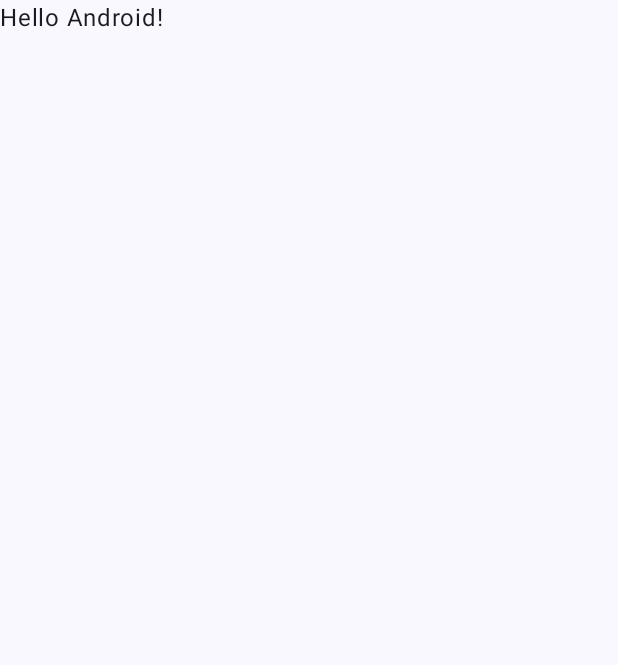
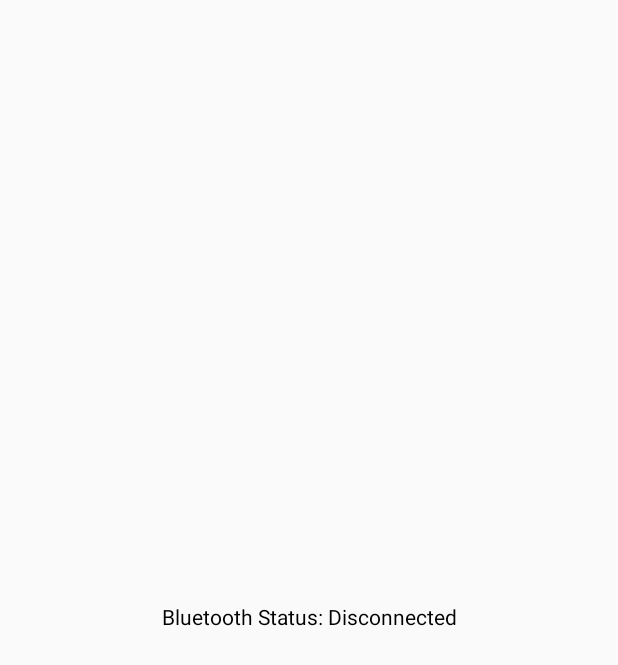
Before and after one commit to erfann31/android_bc_service_worker_tutorial, an Android app built with Jetpack Compose: the screen it shows after launch (MainActivity), on a phone screen of 412 x 824 dp. Before the commit the part shown is almost empty. Shown: the top 665 px of the screen. Run offline under Robolectric (Android 15) with nearby library versions, the phone set to English and light mode, and no system bars.

Commit message:
Write MainActivity to use service and notifications

```diff
--- a/app/src/main/java/com/example/android_bc_service_worker_tutorial/MainActivity.kt
+++ b/app/src/main/java/com/example/android_bc_service_worker_tutorial/MainActivity.kt
@@ -1,47 +1,111 @@
 package com.example.android_bc_service_worker_tutorial
 
+import android.Manifest
+import android.app.NotificationChannel
+import android.app.NotificationManager
+import android.content.BroadcastReceiver
+import android.content.Context
+import android.content.Intent
+import android.content.IntentFilter
+import android.content.pm.PackageManager
+import android.os.Build
 import android.os.Bundle
 import androidx.activity.ComponentActivity
 import androidx.activity.compose.setContent
-import androidx.activity.enableEdgeToEdge
+import androidx.annotation.RequiresApi
+import androidx.compose.foundation.layout.Arrangement
+import androidx.compose.foundation.layout.Column
 import androidx.compose.foundation.layout.fillMaxSize
-import androidx.compose.foundation.layout.padding
-import androidx.compose.material3.Scaffold
 import androidx.compose.material3.Text
 import androidx.compose.runtime.Composable
+import androidx.compose.runtime.getValue
+import androidx.compose.runtime.mutableStateOf
+import androidx.compose.runtime.setValue
+import androidx.compose.ui.Alignment
 import androidx.compose.ui.Modifier
 import androidx.compose.ui.tooling.preview.Preview
-import com.example.android_bc_service_worker_tutorial.ui.theme.Android_bc_service_worker_tutorialTheme
+import androidx.core.app.ActivityCompat
+import androidx.core.content.ContextCompat
+import androidx.lifecycle.lifecycleScope
+import kotlinx.coroutines.launch
+
 
 class MainActivity : ComponentActivity() {
+
+    private var bluetoothStatus by mutableStateOf("Disconnected")
+
+    @RequiresApi(Build.VERSION_CODES.TIRAMISU)
     override fun onCreate(savedInstanceState: Bundle?) {
         super.onCreate(savedInstanceState)
-        enableEdgeToEdge()
+        val permissionState = ContextCompat.checkSelfPermission(this, Manifest.permission.POST_NOTIFICATIONS)
+
+        // If the permission is not granted, request it.
+        if (permissionState == PackageManager.PERMISSION_DENIED) {
+            ActivityCompat.requestPermissions(this, arrayOf(Manifest.permission.POST_NOTIFICATIONS), 1)
+        } else {
+            // Permission is already granted, create the notification channel
+            createNotificationChannel()
+        }
+
+
         setContent {
-            Android_bc_service_worker_tutorialTheme {
-                Scaffold(modifier = Modifier.fillMaxSize()) { innerPadding ->
-                    Greeting(
-                        name = "Android",
-                        modifier = Modifier.padding(innerPadding)
-                    )
-                }
+            BluetoothStatusDisplay(bluetoothStatus)
+        }
+
+        val bluetoothStatusReceiver = object : BroadcastReceiver() {
+            override fun onReceive(context: Context, intent: Intent) {
+                val status = intent.getStringExtra(BluetoothService.EXTRA_STATUS) ?: "Disconnected"
+                bluetoothStatus = status
             }
         }
+
+        val filter = IntentFilter(BluetoothService.ACTION_BLUETOOTH_STATUS)
+        registerReceiver(bluetoothStatusReceiver, filter, RECEIVER_NOT_EXPORTED)
+
+        lifecycleScope.launch {
+            startService(Intent(this@MainActivity, BluetoothService::class.java))
+        }
     }
+
+    private val bluetoothStatusReceiver = object : BroadcastReceiver() {
+        override fun onReceive(context: Context, intent: Intent) {
+            val status = intent.getStringExtra(BluetoothService.EXTRA_STATUS) ?: "Disconnected"
+            bluetoothStatus = status
+        }
+
+    }
+
+    private fun createNotificationChannel() {
+        // Create a notification channel
+        val channelId = "bluetooth_channel"
+        val channelName = "Bluetooth Status"
+        val importance = NotificationManager.IMPORTANCE_DEFAULT
+        val channel = NotificationChannel(channelId, channelName, importance)
+        val notificationManager = getSystemService(NotificationManager::class.java)
+        notificationManager.createNotificationChannel(channel)
+    }
+
+    override fun onDestroy() {
+        super.onDestroy()
+        unregisterReceiver(bluetoothStatusReceiver)
+    }
+
 }
 
+
 @Composable
-fun Greeting(name: String, modifier: Modifier = Modifier) {
-    Text(
-        text = "Hello $name!",
-        modifier = modifier
-    )
+fun BluetoothStatusDisplay(status: String) {
+    Column(
+        modifier = Modifier.fillMaxSize(), horizontalAlignment = Alignment.CenterHorizontally,
+        verticalArrangement = Arrangement.Center
+    ) {
+        Text(text = "Bluetooth Status: $status")
+
+    }
 }
 
 @Preview(showBackground = true)
 @Composable
-fun GreetingPreview() {
-    Android_bc_service_worker_tutorialTheme {
-        Greeting("Android")
-    }
+fun DefaultPreview() {
+    BluetoothStatusDisplay("Disconnected")
 }
```
